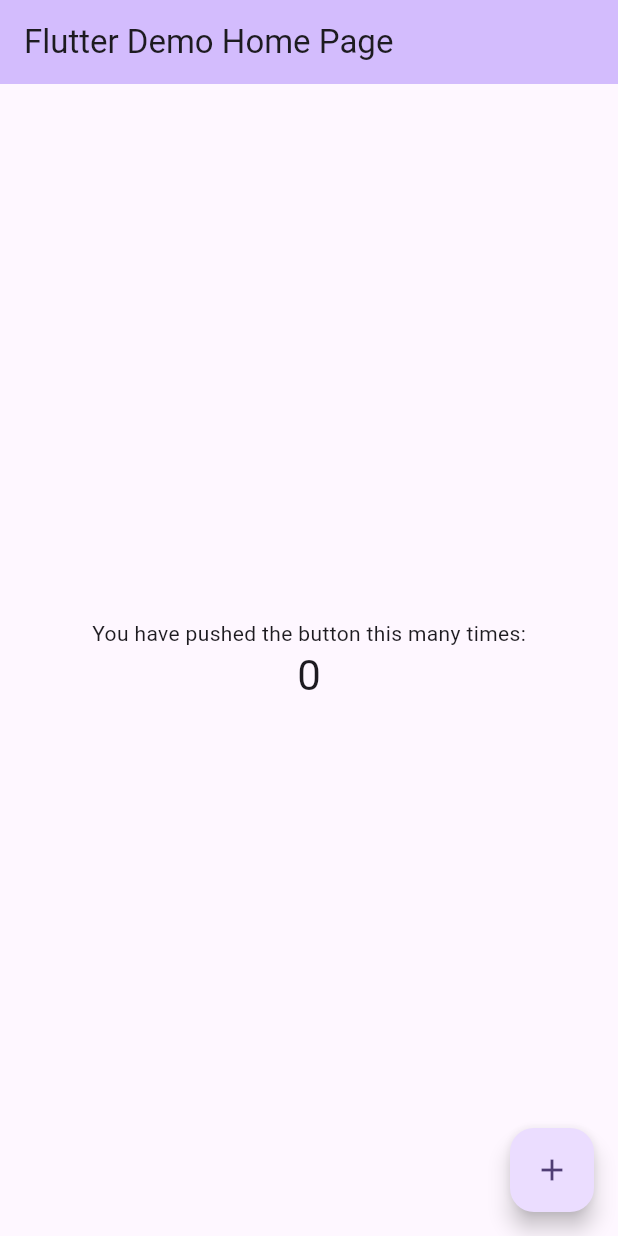
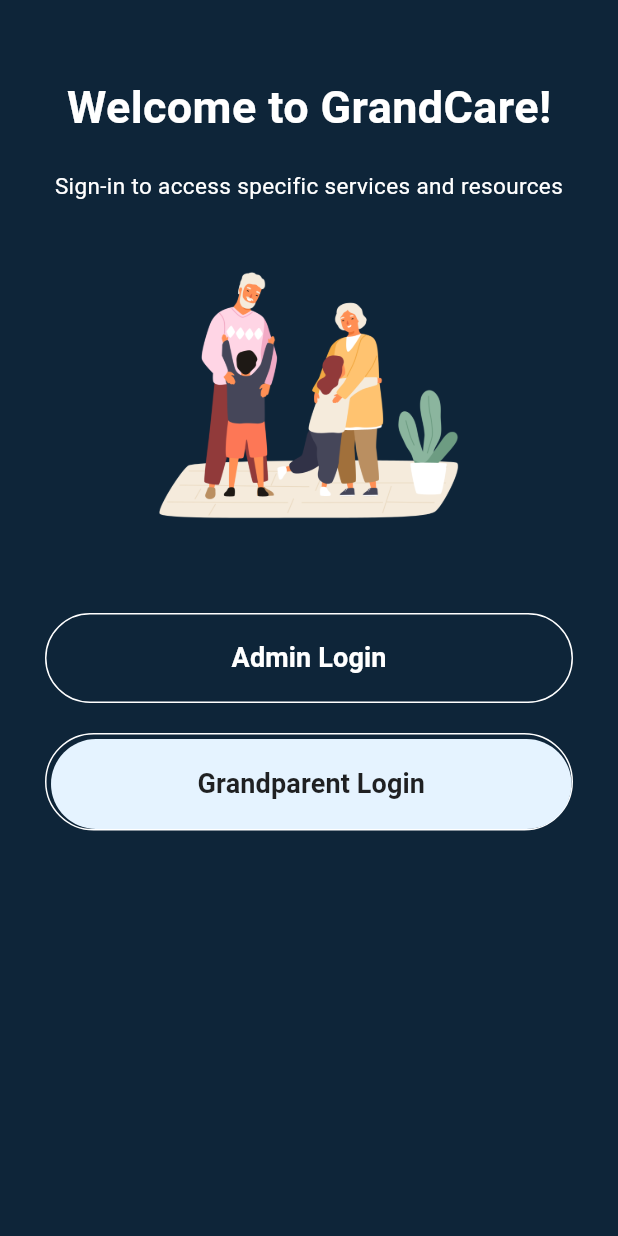
Before and after one commit to IshaNagireddy/GrandCare, a Flutter app: the screen it shows after launch, on a phone screen of 412 x 824 dp. Run offline on Flutter 3.47's test engine with Material 3 defaults, Android fonts, the light colour scheme and no system bars.

Commit message:
Finished login options screen

```diff
--- /dev/null
+++ b/apps_for_good/lib/login_page.dart
@@ -0,0 +1,98 @@
+import 'package:flutter/material.dart';
+
+class LoginPage extends StatelessWidget {
+  Widget build(BuildContext context) {
+    return Scaffold(
+      body: SafeArea(
+        child: Container(
+          width: double.infinity,
+          height: MediaQuery.of(context).size.height,
+          padding: EdgeInsets.symmetric(horizontal: 30, vertical: 50),
+          child: Column(
+            children: <Widget> [
+              const Column(
+                crossAxisAlignment: CrossAxisAlignment.center,
+                mainAxisAlignment: MainAxisAlignment.spaceBetween,
+                children: <Widget> [
+                  Text('Welcome to GrandCare!', style: TextStyle(
+                    fontWeight: FontWeight.bold,
+                    fontSize: 30,
+                    color: Colors.white
+                  ),),
+                  SizedBox(height: 20,),
+                  Text("Sign-in to access specific services and resources",
+                  textAlign: TextAlign.center,
+                  style: TextStyle(
+                    color: Colors.white,
+                    fontSize: 15
+                  ),),
+                ],
+              ),
+              Container(
+                height: MediaQuery.of(context).size.height / 3,
+                decoration: const BoxDecoration(
+                  image: DecorationImage(
+                    image: AssetImage('assets/loginScreenImage.png')
+                  ),
+                ),
+              ),
+
+              Column(
+                children: <Widget> [
+                  MaterialButton(
+                    minWidth: double.infinity,
+                    height: 60,
+                    onPressed: () {},
+                    shape: RoundedRectangleBorder(
+                      side: const BorderSide(
+                        color: Colors.white,
+                      ),
+                      borderRadius: BorderRadius.circular(50)
+                    ),
+
+                    child: const Text("Admin Login", style: TextStyle(
+                      fontWeight: FontWeight.w600,
+                      fontSize: 18,
+                      color: Colors.white,
+                    ),),
+                  ),
+
+                  const SizedBox(height: 20),
+
+                  Container(
+                    padding: const EdgeInsets.only(top: 3, left: 3),
+                    decoration: BoxDecoration(
+                      borderRadius: BorderRadius.circular(50),
+                      border: const Border(
+                        bottom: BorderSide(color: Colors.white),
+                        top: BorderSide(color: Colors.white),
+                        left: BorderSide(color: Colors.white),
+                        right: BorderSide(color: Colors.white),
+                      )
+                    ),
+                    child: MaterialButton(
+                    minWidth: double.infinity,
+                    height: 60,
+                    onPressed: () {},
+                    color: Color.fromARGB(255, 229, 243, 255),
+                    elevation: 0,
+                    shape: RoundedRectangleBorder(
+                      borderRadius: BorderRadius.circular(50)
+                    ),
+
+                    child: const Text("Grandparent Login", style: TextStyle(
+                      fontWeight: FontWeight.bold,
+                      fontSize: 18
+                    ),),
+                  ),
+                  )
+
+                ],
+              ),
+            ],
+          ),
+        ),
+      ),
+    );
+  }
+}
--- a/apps_for_good/lib/main.dart
+++ b/apps_for_good/lib/main.dart
@@ -1,125 +1,13 @@
+
+import 'package:apps_for_good/login_page.dart';
 import 'package:flutter/material.dart';
 
 void main() {
-  runApp(const MyApp());
+  runApp(
+    MaterialApp(
+      debugShowCheckedModeBanner: false,
+      theme: ThemeData(scaffoldBackgroundColor: const Color.fromARGB(255, 14, 37, 57),),
+      home: LoginPage(),
+    )
+  );
 }
-
-class MyApp extends StatelessWidget {
-  const MyApp({super.key});
-
-  // This widget is the root of your application.
-  @override
-  Widget build(BuildContext context) {
-    return MaterialApp(
-      title: 'Flutter Demo',
-      theme: ThemeData(
-        // This is the theme of your application.
-        //
-        // TRY THIS: Try running your application with "flutter run". You'll see
-        // the application has a purple toolbar. Then, withouP quitting the app,
-        // try changing the seedColor in the colorScheme below to Colors.green
-        // and then invoke "hot reload" (save your changes or press the "hot
-        // reload" button in a Flutter-supported IDE, or press "r" if you used
-        // the command line to start the app).
-        //
-        // Notice that the counter didn't reset back to zero; the application
-        // state is not lost during the reload. To reset the state, use hot
-        // restart instead.
-        //
-        // This works for code too, not just values: Most code changes can be
-        // tested with just a hot reload.
-        colorScheme: ColorScheme.fromSeed(seedColor: Colors.deepPurple),
-        useMaterial3: true,
-      ),
-      home: const MyHomePage(title: 'Flutter Demo Home Page'),
-    );
-  }
-}
-
-class MyHomePage extends StatefulWidget {
-  const MyHomePage({super.key, required this.title});
-
-  // This widget is the home page of your application. It is stateful, meaning
-  // that it has a State object (defined below) that contains fields that affect
-  // how it looks.
-
-  // This class is the configuration for the state. It holds the values (in this
-  // case the title) provided by the parent (in this case the App widget) and
-  // used by the build method of the State. Fields in a Widget subclass are
-  // always marked "final".
-
-  final String title;
-
-  @override
-  State<MyHomePage> createState() => _MyHomePageState();
-}
-
-class _MyHomePageState extends State<MyHomePage> {
-  int _counter = 0;
-
-  void _incrementCounter() {
-    setState(() {
-      // This call to setState tells the Flutter framework that something has
-      // changed in this State, which causes it to rerun the build method below
-      // so that the display can reflect the updated values. If we changed
-      // _counter without calling setState(), then the build method would not be
-      // called again, and so nothing would appear to happen.
-      _counter++;
-    });
-  }
-
-  @override
-  Widget build(BuildContext context) {
-    // This method is rerun every time setState is called, for instance as done
-    // by the _incrementCounter method above.
-    //
-    // The Flutter framework has been optimized to make rerunning build methods
-    // fast, so that you can just rebuild anything that needs updating rather
-    // than having to individually change instances of widgets.
-    return Scaffold(
-      appBar: AppBar(
-        // TRY THIS: Try changing the color here to a specific color (to
-        // Colors.amber, perhaps?) and trigger a hot reload to see the AppBar
-        // change color while the other colors stay the same.
-        backgroundColor: Theme.of(context).colorScheme.inversePrimary,
-        // Here we take the value from the MyHomePage object that was created by
-        // the App.build method, and use it to set our appbar title.
-        title: Text(widget.title),
-      ),
-      body: Center(
-        // Center is a layout widget. It takes a single child and positions it
-        // in the middle of the parent.
-        child: Column(
-          // Column is also a layout widget. It takes a list of children and
-          // arranges them vertically. By default, it sizes itself to fit its
-          // children horizontally, and tries to be as tall as its parent.
-
-          // Column has various properties to control how it sizes itself and
-          // how it positions its children. Here we use mainAxisAlignment to
-          // center the children vertically; the main axis here is the vertical
-          // axis because Columns are vertical (the cross axis would be
-          // horizontal).
-          //
-          // TRY THIS: Invoke "debug painting" (choose the "Toggle Debug Paint"
-          // action in the IDE, or press "p" in the console), to see the
-          // wireframe for each widget.
-          mainAxisAlignment: MainAxisAlignment.center,
-          children: <Widget>[
-            const Text(
-              'You have pushed the button this many times:',
-            ),
-            Text(
-              '$_counter',
-              style: Theme.of(context).textTheme.headlineMedium,
-            ),
-          ],
-        ),
-      ),
-      floatingActionButton: FloatingActionButton(
-        onPressed: _incrementCounter,
-        tooltip: 'Increment',
-        child: const Icon(Icons.add),
-      ), // This trailing comma makes auto-formatting nicer for build methods.
-    );
-  }
-}
```
Also changed, not shown: apps_for_good/pubspec.yaml (+6 -5 lines), apps_for_good/assets/loginScreenImage.png (added), apps_for_good/pubspec.lock, 1 other file.
